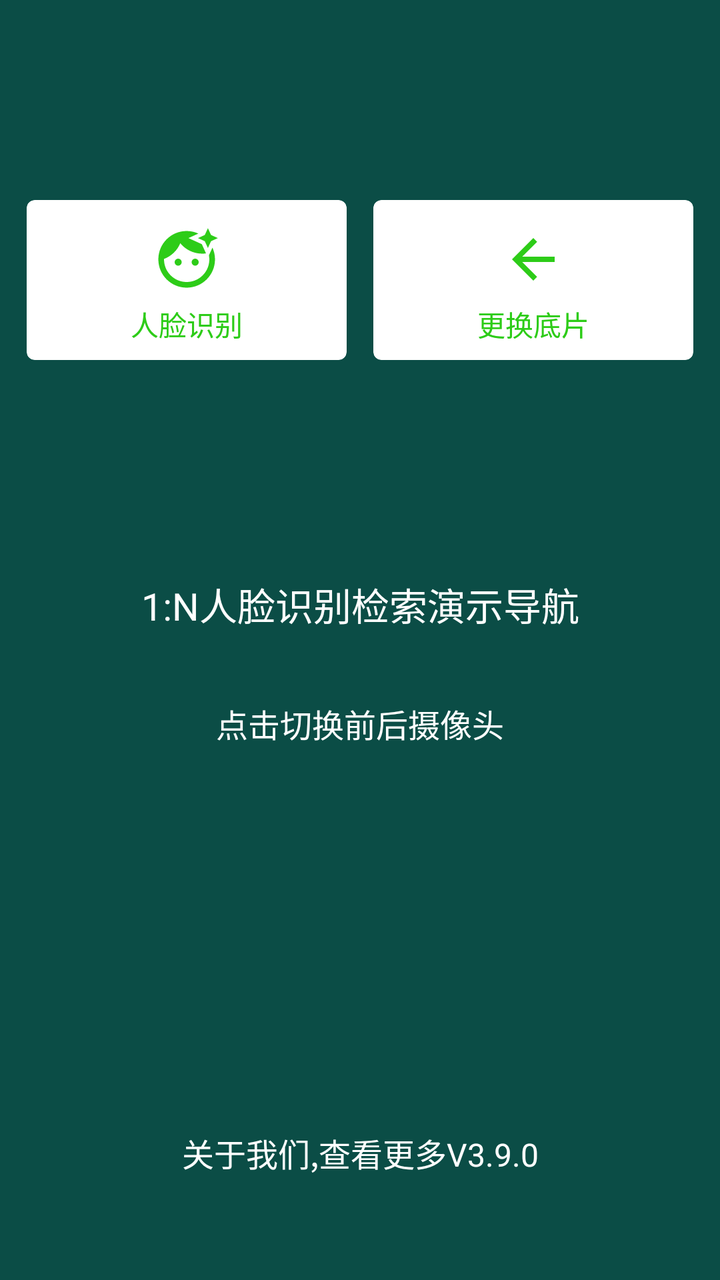
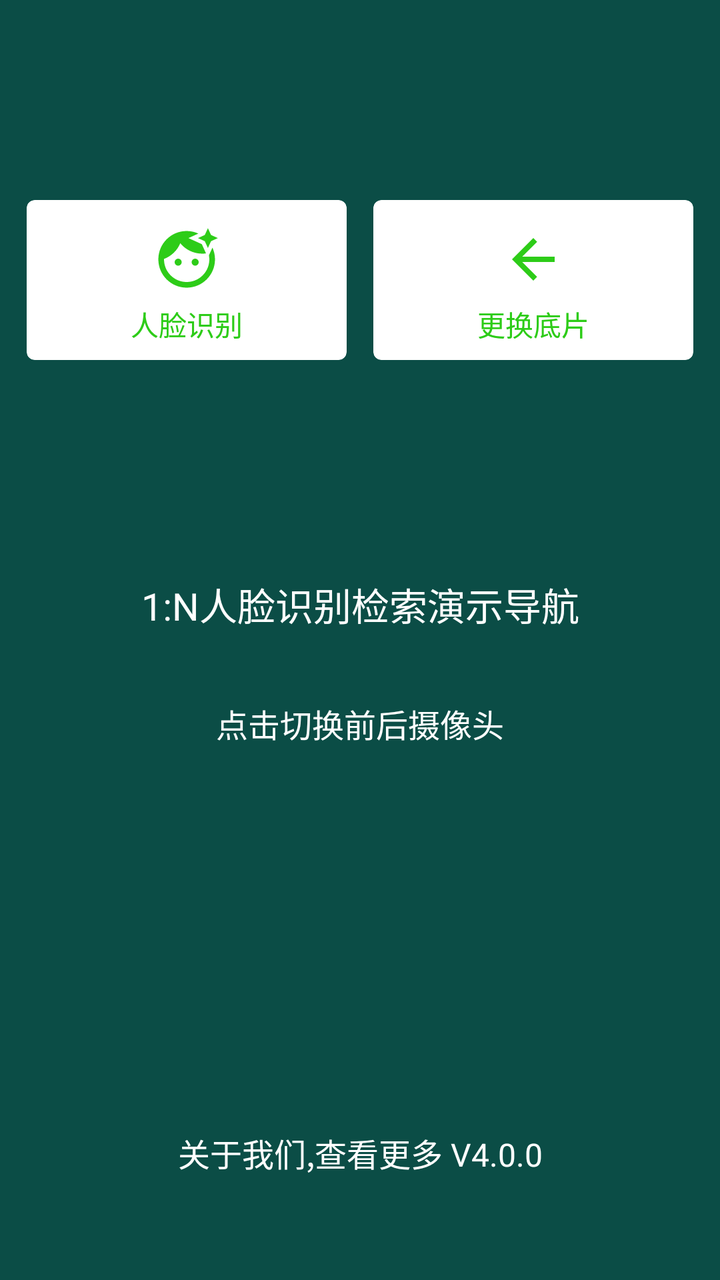

Two renders of the same Android screen: before a commit and after it. Below are the layout's source before the change and the commit's diff.
<!-- AndroidManifest.xml: application theme Theme.AppCompat.NoActionBar -->
<!-- res/layout/activity_navi.xml -->
<?xml version="1.0" encoding="utf-8"?>
<androidx.constraintlayout.widget.ConstraintLayout xmlns:android="http://schemas.android.com/apk/res/android"
    xmlns:app="http://schemas.android.com/apk/res-auto"
    xmlns:tools="http://schemas.android.com/tools"
    android:layout_width="match_parent"
    android:layout_height="match_parent"
    android:background="@color/blue_sky"
    android:paddingTop="100dp"
    tools:context=".NaviActivity">

    
    <androidx.cardview.widget.CardView
        android:id="@+id/face_verify_card"
        android:layout_width="160dp"
        android:layout_height="80dp"
        app:cardCornerRadius="4dp"
        app:cardBackgroundColor="@color/white"
        app:layout_constraintEnd_toStartOf="@+id/update_base_image"
        app:layout_constraintStart_toStartOf="parent"
        app:layout_constraintTop_toTopOf="parent">

        <LinearLayout
            android:layout_width="match_parent"
            android:layout_height="wrap_content"
            android:layout_gravity="center"
            android:orientation="vertical">

            <ImageView
                android:layout_width="44dp"
                android:layout_height="44dp"
                android:padding="5dp"
                android:layout_gravity="center_horizontal"
                android:src="@drawable/baseline_face_retouching_natural_24" />

            <TextView
                android:id="@+id/face_verify"
                android:layout_width="match_parent"
                android:layout_height="wrap_content"
                android:layout_gravity="center_horizontal"
                android:gravity="center"
                android:text="人脸识别"
                android:textColor="#2DCC18"
                android:textSize="14sp" />

        </LinearLayout>

    </androidx.cardview.widget.CardView>


    
    <androidx.cardview.widget.CardView
        android:id="@+id/update_base_image"
        android:layout_width="160dp"
        android:layout_height="80dp"
        app:cardCornerRadius="4dp"
        app:cardBackgroundColor="@color/white"
        app:layout_constraintEnd_toEndOf="parent"
        app:layout_constraintStart_toEndOf="@+id/face_verify_card"
        app:layout_constraintTop_toTopOf="parent">

        <LinearLayout
            android:layout_width="match_parent"
            android:layout_height="wrap_content"
            android:layout_gravity="center"
            android:orientation="vertical">

            <ImageView
                android:layout_width="44dp"
                android:layout_height="44dp"
                android:padding="6dp"
                android:layout_gravity="center_horizontal"
                android:src="@drawable/ic_baseline_arrow_back_24" />

            <TextView
                android:id="@+id/change_base_img"
                android:layout_width="match_parent"
                android:layout_height="wrap_content"
                android:layout_gravity="center_horizontal"
                android:gravity="center"
                android:text="更换底片"
                android:textColor="#2DCC18"
                android:textSize="14sp"
                app:layout_constraintTop_toBottomOf="@+id/update_base_image" />

        </LinearLayout>

    </androidx.cardview.widget.CardView>






    <TextView
        android:id="@+id/verify1n"
        android:layout_width="match_parent"
        android:layout_height="wrap_content"
        android:layout_marginTop="99dp"
        android:padding="9dp"
        android:gravity="center"
        android:text="1:N人脸识别检索演示导航"
        android:textColor="@android:color/white"
        android:textSize="19sp"
        app:layout_constraintTop_toBottomOf="@+id/update_base_image" />


    <TextView
        android:id="@+id/change_camera"
        android:layout_width="match_parent"
        android:layout_height="wrap_content"
        android:layout_gravity="bottom"
        android:gravity="center"
        android:textColor="@android:color/white"
        android:textSize="16sp"
        android:layout_marginTop="25dp"
        android:layout_marginBottom="33dp"
        app:layout_constraintTop_toBottomOf="@+id/verify1n"
        android:text="点击切换前后摄像头" />


    <TextView
        android:id="@+id/more_about_me"
        android:layout_width="match_parent"
        android:layout_height="wrap_content"
        android:gravity="center"
        android:padding="19dp"
        android:text="关于我们,查看更多V3.9.0"
        android:textColor="@android:color/white"
        android:textSize="16sp"
        android:layout_marginBottom="33dp"
        app:layout_constraintBottom_toBottomOf="parent" />






</androidx.constraintlayout.widget.ConstraintLayout>
<!-- resources referenced by this layout -->
<resources>
  <color name="blue_sky">#0B4D46</color>
  <color name="white">#FFFFFFFF</color>
  <!-- drawable baseline_face_retouching_natural_24 (drawable) -->
  <vector android:height="24dp" android:tint="#2DCC18"
      android:viewportHeight="24" android:viewportWidth="24"
      android:width="24dp" xmlns:android="http://schemas.android.com/apk/res/android">
      <path android:fillColor="@android:color/white" android:pathData="M9,13m-1.25,0a1.25,1.25 0,1 1,2.5 0a1.25,1.25 0,1 1,-2.5 0"/>
      <path android:fillColor="@android:color/white" android:pathData="M20.77,8.58l-0.92,2.01c0.09,0.46 0.15,0.93 0.15,1.41 0,4.41 -3.59,8 -8,8s-8,-3.59 -8,-8c0,-0.05 0.01,-0.1 0,-0.14 2.6,-0.98 4.69,-2.99 5.74,-5.55C11.58,8.56 14.37,10 17.5,10c0.45,0 0.89,-0.04 1.33,-0.1l-0.6,-1.32 -0.88,-1.93 -1.93,-0.88 -2.79,-1.27 2.79,-1.27 0.71,-0.32C14.87,2.33 13.47,2 12,2 6.48,2 2,6.48 2,12s4.48,10 10,10 10,-4.48 10,-10c0,-1.47 -0.33,-2.87 -0.9,-4.13l-0.33,0.71z"/>
      <path android:fillColor="@android:color/white" android:pathData="M15,13m-1.25,0a1.25,1.25 0,1 1,2.5 0a1.25,1.25 0,1 1,-2.5 0"/>
      <path android:fillColor="@android:color/white" android:pathData="M20.6,5.6L19.5,8l-1.1,-2.4L16,4.5l2.4,-1.1L19.5,1l1.1,2.4L23,4.5z"/>
  </vector>
  <!-- drawable ic_baseline_arrow_back_24 (drawable) -->
  <vector android:autoMirrored="true" android:height="24dp"
      android:tint="#2DCC18" android:viewportHeight="24"
      android:viewportWidth="24" android:width="24dp" xmlns:android="http://schemas.android.com/apk/res/android">
      <path android:fillColor="@android:color/white" android:pathData="M20,11H7.83l5.59,-5.59L12,4l-8,8 8,8 1.41,-1.41L7.83,13H20v-2z"/>
  </vector>
</resources>

<!-- the commit's change to res/layout/activity_navi.xml (unified diff, before → after) -->
@@ -124,7 +124,7 @@
         android:layout_height="wrap_content"
         android:gravity="center"
         android:padding="19dp"
-        android:text="关于我们,查看更多V3.9.0"
+        android:text="关于我们,查看更多 V4.0.0"
         android:textColor="@android:color/white"
         android:textSize="16sp"
         android:layout_marginBottom="33dp"
